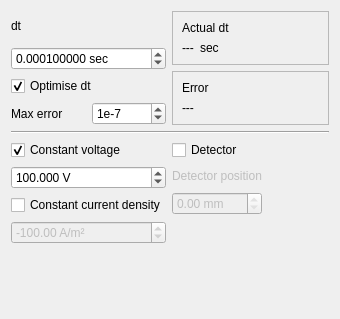
This is src/inputparameters.ui in hobrasoft/simul6 as Qt 5 draws it before an edit. The edited form follows.
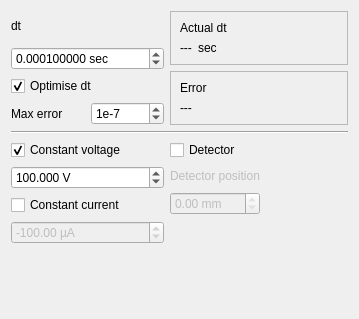
This is the edited form.

Patch:
```diff
--- a/src/inputparameters.ui
+++ b/src/inputparameters.ui
@@ -6,7 +6,7 @@
    <rect>
     <x>0</x>
     <y>0</y>
-    <width>340</width>
+    <width>359</width>
     <height>319</height>
    </rect>
   </property>
@@ -171,7 +171,7 @@
         <bool>true</bool>
        </property>
        <property name="text">
-        <string>Constant current density</string>
+        <string>Constant current</string>
        </property>
       </widget>
      </item>
@@ -213,7 +213,7 @@
         <bool>false</bool>
        </property>
        <property name="suffix">
-        <string> A/m²</string>
+        <string> µA</string>
        </property>
        <property name="minimum">
         <double>-100000.000000000000000</double>
```
